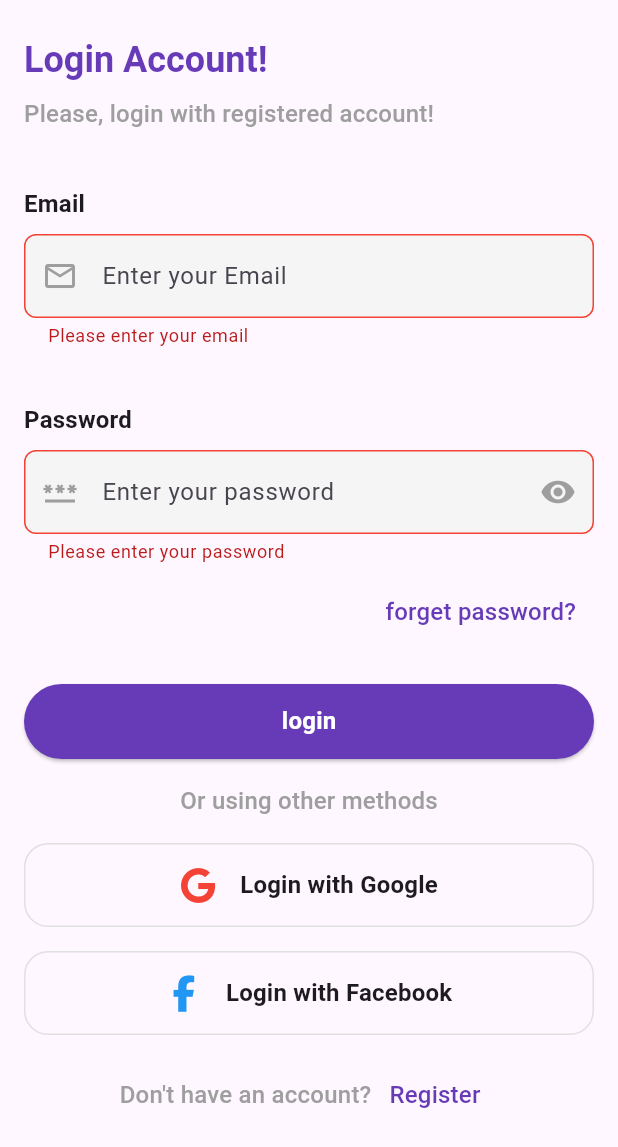
After one commit to Jannat-Dawabsheh/flutter_ecommerce_app, a Flutter app: the screen it shows after launch, after a tap on "login", on a phone screen of 412 x 824 dp. The commit adds this screen. Shown: the top 1147 px of the screen. Run offline on Flutter 3.47's test engine with Material 2 defaults, Android fonts, the phone set to English and light mode, and no system bars; our stand-ins replace bloc, cached_network_image, equatable, flutter_bloc, flutter_carousel_widget, flutter_dash and 3 more; network calls fail.

Commit message:
Add login  page

```diff
--- a/lib/main.dart
+++ b/lib/main.dart
@@ -1,4 +1,5 @@
 import 'package:flutter/material.dart';
+import 'package:flutter_ecommerce_app/utils/app_colors.dart';
 import 'package:flutter_ecommerce_app/utils/app_router.dart';
 import 'package:flutter_ecommerce_app/utils/app_routes.dart';
 import 'package:flutter_ecommerce_app/views/pages/custom_buttom_navbar.dart';
@@ -17,11 +18,41 @@ class MyApp extends StatelessWidget {
       debugShowCheckedModeBanner: false,
       title: 'Flutter Demo',
       theme: ThemeData(
+        inputDecorationTheme: InputDecorationTheme(
+          fillColor: AppColors.grey1,
+          filled: true,
+          border: OutlineInputBorder(
+            borderRadius: BorderRadius.circular(8),
+            borderSide:  BorderSide(color: AppColors.grey1),
+            ),
 
+            enabledBorder: OutlineInputBorder(
+            borderRadius: BorderRadius.circular(8),
+            borderSide:  BorderSide(color: AppColors.grey1),
+            ),
+
+            focusedBorder: OutlineInputBorder(
+            borderRadius: BorderRadius.circular(8),
+            borderSide:  BorderSide(color: AppColors.grey1),
+            ),
+
+            errorBorder: OutlineInputBorder(
+            borderRadius: BorderRadius.circular(8),
+            borderSide: const BorderSide(color: AppColors.red),
+            ),
+            focusedErrorBorder: OutlineInputBorder(
+            borderRadius: BorderRadius.circular(8),
+            borderSide: const BorderSide(color: AppColors.red),
+            ),
+            disabledBorder: OutlineInputBorder(
+            borderRadius: BorderRadius.circular(8),
+            borderSide:  BorderSide(color: AppColors.grey1),
+            ),
+        ),
         colorScheme: ColorScheme.fromSeed(seedColor: Colors.deepPurple),
         useMaterial3: true,
       ),
-      initialRoute: AppRoutes.home,
+      initialRoute: AppRoutes.login,
       onGenerateRoute: AppRouter.generateRoute,
     );
   }
--- a/lib/utils/app_colors.dart
+++ b/lib/utils/app_colors.dart
@@ -1,8 +1,13 @@
 import 'package:flutter/material.dart';
 class AppColors{
   static const grey=Colors.grey;
+  static final grey1=Colors.grey.shade100;
+  static final grey2=Colors.grey.shade200;
+  static final grey3=Colors.grey.shade300;
+  static final grey4=Colors.grey.shade400;
   static const primary=Colors.deepPurple;
   static const red=Colors.red;
+  static const blue=Colors.blue;
   static const white=Colors.white;
 
 }
--- a/lib/utils/app_router.dart
+++ b/lib/utils/app_router.dart
@@ -9,6 +9,7 @@ import 'package:flutter_ecommerce_app/view_models/product_cubit/product_cubit.da
 import 'package:flutter_ecommerce_app/views/pages/address_page.dart';
 import 'package:flutter_ecommerce_app/views/pages/custom_buttom_navbar.dart';
 import 'package:flutter_ecommerce_app/views/pages/home_page.dart';
+import 'package:flutter_ecommerce_app/views/pages/login_page.dart';
 import 'package:flutter_ecommerce_app/views/pages/payment_page.dart';
 import 'package:flutter_ecommerce_app/views/pages/product_details_page.dart';
 import 'package:flutter_ecommerce_app/views/pages/search_page.dart';
@@ -85,6 +86,11 @@ class AppRouter {
           ),
           settings: settings,
         );
+        case AppRoutes.login:
+        return MaterialPageRoute(
+          builder: (_) => const LoginPage(),
+          settings: settings,
+        );
       case AppRoutes.home:
         return MaterialPageRoute(
           builder: (_) => BlocProvider(
--- a/lib/utils/app_routes.dart
+++ b/lib/utils/app_routes.dart
@@ -1,5 +1,6 @@
 class AppRoutes{
-  static const String home='/';
+  static const String login='/';
+  static const String home='/home';
   static const String productDetails='/product-details';
   static const String SearchPage='/Search_Page';
   static const String myOrders='/My_Orders';
--- /dev/null
+++ b/lib/views/pages/login_page.dart
@@ -0,0 +1,213 @@
+import 'package:flutter/material.dart';
+import 'package:flutter/widgets.dart';
+import 'package:flutter_ecommerce_app/utils/app_colors.dart';
+import 'package:flutter_ecommerce_app/utils/app_routes.dart';
+import 'package:flutter_ecommerce_app/views/widgets/login_social_item.dart';
+import 'package:font_awesome_flutter/font_awesome_flutter.dart';
+
+class LoginPage extends StatefulWidget {
+  const LoginPage({super.key});
+
+  @override
+  State<LoginPage> createState() => _LoginPageState();
+}
+
+class _LoginPageState extends State<LoginPage> {
+  late final GlobalKey<FormState> _formKey;
+  late final TextEditingController _emailControler;
+  late final TextEditingController _passwordControler;
+  late FocusNode _emailFocusNode,_passwordFocusNode;
+  String? _email,_password;
+  bool visibility=false;
+  @override
+  void initState() {
+    _formKey=GlobalKey<FormState>();
+    _emailControler=TextEditingController();
+    _passwordControler=TextEditingController();
+    _emailFocusNode=FocusNode();
+    _passwordFocusNode=FocusNode();
+    super.initState();
+  }
+  @override
+  void dispose() {
+    _emailControler.dispose();
+    _passwordControler.dispose();
+    super.dispose();
+  }
+  void login(){
+    debugPrint("Email: $_email, Password:$_password");
+    if(_formKey.currentState!.validate()){
+      ScaffoldMessenger.of(context).showSnackBar(
+        const SnackBar(content: Text('Login Success'),),
+      );
+      Navigator.of(context).pushNamed(AppRoutes.home);
+    }
+
+  }
+  @override
+  Widget build(BuildContext context) {
+    return Scaffold(
+      body: SafeArea(
+        child: SingleChildScrollView(
+          child: Padding(
+            padding: const EdgeInsets.symmetric(horizontal:16.0),
+            child: Form(
+              key: _formKey,
+              child: Column(
+                crossAxisAlignment: CrossAxisAlignment.start,
+                children: [
+                  const SizedBox(height: 24,),
+                  Text("Login Account!", style: Theme.of(context).textTheme.headlineSmall!.copyWith(fontWeight: FontWeight.bold, color: AppColors.primary),),
+                  const SizedBox(height: 8,),
+                  Text("Please, login with registered account!", style: Theme.of(context).textTheme.titleMedium!.copyWith(
+                    color: AppColors.grey,
+                  ),),
+                  const SizedBox(height: 36,),
+                  Text("Email", style: Theme.of(context).textTheme.titleMedium!.copyWith(
+                    fontWeight: FontWeight.bold,
+                  ),),
+                  const SizedBox(height: 8,),
+                  TextFormField(
+                    controller: _emailControler,
+                    onChanged: (value) => _email=value,
+                    validator: (value) {
+                      if(value==null || value.isEmpty){
+                        return 'Please enter your email';
+                      }else if(!value.contains('@')){
+                        return 'Please enter a valid email';
+                      }else{
+                        return null;
+                      }
+                    },
+                    keyboardType: TextInputType.emailAddress,
+                    focusNode: _emailFocusNode,
+                    textInputAction: TextInputAction.next,
+                    onEditingComplete: () {
+                      _emailFocusNode.unfocus();
+                      FocusScope.of(context).requestFocus(_passwordFocusNode);
+                    },
+                    decoration: InputDecoration(
+                      hintText: "Enter your Email",
+                      prefixIcon: Icon(Icons.email_outlined),
+                      prefixIconColor: AppColors.grey,
+                    ),
+
+                  ),
+                  const SizedBox(height: 36,),
+                  Text("Password", style: Theme.of(context).textTheme.titleMedium!.copyWith(
+                    fontWeight: FontWeight.bold,
+                  ),),
+                  const SizedBox(height: 8,),
+                  TextFormField(
+                    controller: _passwordControler,
+                    onChanged: (value) => _password=value,
+                    focusNode: _passwordFocusNode,
+                    textInputAction: TextInputAction.done,
+                    onEditingComplete: () {
+                      _passwordFocusNode.unfocus();
+                      login();
+                    },
+                    validator: (value) {
+                      if(value==null || value.isEmpty){
+                        return 'Please enter your password';
+                      }else if(value.length<6){
+                        return 'Password must be at least 6 characters';
+                      }else{
+                        return null;
+                      }
+                    },
+                    obscureText: !visibility,
+                    decoration: InputDecoration(
+                      hintText: "Enter your password",
+                      prefixIcon: Icon(Icons.password),
+                      prefixIconColor: AppColors.grey,
+                      suffixIcon: InkWell(
+                        onTap: (){
+                          setState(() {
+                            visibility=!visibility;
+                          });
+                        },
+                        child: Icon(visibility?Icons.visibility_off: Icons.visibility),
+                        ),
+                      suffixIconColor: AppColors.grey,
+                    ),
+
+                  ),
+                   const SizedBox(height: 8,),
+                   Align(
+                    alignment: Alignment.centerRight,
+                     child: TextButton(
+                      onPressed: (){},
+                      child: Text("forget password?", style: Theme.of(context).textTheme.titleMedium!.copyWith(
+                      color: AppColors.primary,
+                                   ),),
+                      ),
+                   ),
+                   const SizedBox(height: 24,),
+                   SizedBox(
+                      width: double.infinity,
+                      height: 50,
+                      child: ElevatedButton(
+                      onPressed:login,
+                      child: Text("login",style: Theme.of(context).textTheme.titleMedium!.copyWith(
+                      color: AppColors.white,
+                      fontWeight: FontWeight.w600
+                         )),
+                      style: ElevatedButton.styleFrom(
+                        backgroundColor: AppColors.primary,
+                        foregroundColor: AppColors.white,
+                      ),
+                      ),
+                    ),
+
+                    const SizedBox(height: 16,),
+
+                    Align(
+                      alignment: Alignment.center,
+                      child: Text("Or using other methods",
+                          style: Theme.of(context).textTheme.titleMedium!.copyWith(
+                          color: AppColors.grey,
+
+                        )),
+                    ),
+
+                    const SizedBox(height: 16,),
+                    LoginSocialItem(
+                      icon: FontAwesomeIcons.google,
+                      title: 'Login with Google',
+                      color: AppColors.red,
+                      onTap: (){}
+                      ),
+                      const SizedBox(height: 16,),
+                      LoginSocialItem(
+                      icon: FontAwesomeIcons.facebookF,
+                      title: 'Login with Facebook',
+                      color: AppColors.blue,
+                      onTap: (){}
+                      ),
+                     const SizedBox(height: 16,),
+                      Row(
+                      mainAxisAlignment: MainAxisAlignment.center,
+                      children: [
+                        Text("Don\'t have an account?",
+                        style: Theme.of(context).textTheme.titleMedium!.copyWith(
+                        color: AppColors.grey,
+
+                          )),
+                      TextButton(
+                      onPressed: (){},
+                      child: Text("Register", style: Theme.of(context).textTheme.titleMedium!.copyWith(
+                      color: AppColors.primary,
+                          ),),
+                      ),
+                      ],
+                    ),
+                ],
+              ),
+            ),
+          ),
+        ),
+      ),
+    );
+  }
+}
--- /dev/null
+++ b/lib/views/widgets/login_social_item.dart
@@ -0,0 +1,42 @@
+import 'package:flutter/material.dart';
+import 'package:flutter_ecommerce_app/utils/app_colors.dart';
+import 'package:font_awesome_flutter/font_awesome_flutter.dart';
+
+class LoginSocialItem extends StatelessWidget {
+  final IconData icon;
+  final String title;
+  final VoidCallback onTap;
+  final Color color;
+  const LoginSocialItem({super.key, required this.icon, required this.title, required this.onTap, required this.color});
+
+  @override
+  Widget build(BuildContext context) {
+    return InkWell(
+      onTap:onTap,
+      child: DecoratedBox(
+        decoration: BoxDecoration(
+          borderRadius: BorderRadius.circular(16),
+          border: Border.all(
+            color: AppColors.grey3,
+          )
+        ),
+        child: Padding(
+          padding: const EdgeInsets.all(16.0),
+          child: Row(
+            mainAxisAlignment: MainAxisAlignment.center,
+            children: [
+              Icon(icon, color: color,),
+              const SizedBox(width: 16,),
+              Text(
+                title,
+                style: Theme.of(context).textTheme.titleMedium!.copyWith(
+                  fontWeight: FontWeight.bold,
+                ),
+              )
+            ],
+          ),
+        ),
+        ),
+    );
+  }
+}
--- a/pubspec.yaml
+++ b/pubspec.yaml
@@ -21,6 +21,7 @@ dependencies:
   cupertino_icons: ^1.0.2
   bloc: ^8.1.2
   flutter_dash: ^1.0.0
+  font_awesome_flutter: ^10.6.0
 
 dev_dependencies:
   flutter_test:
```
Also changed, not shown: pubspec.lock.
